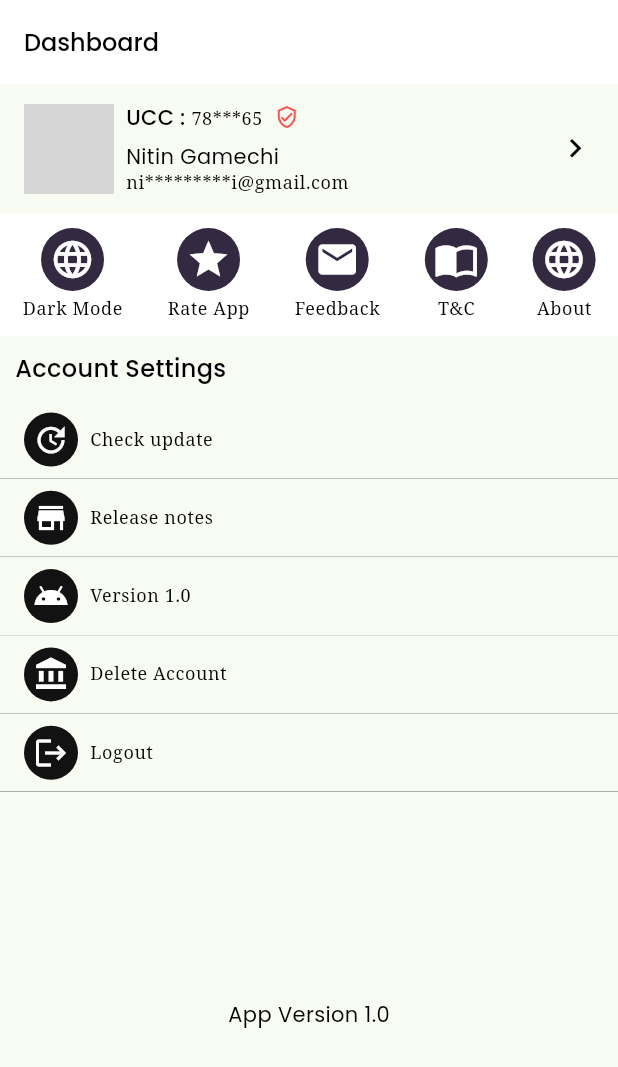
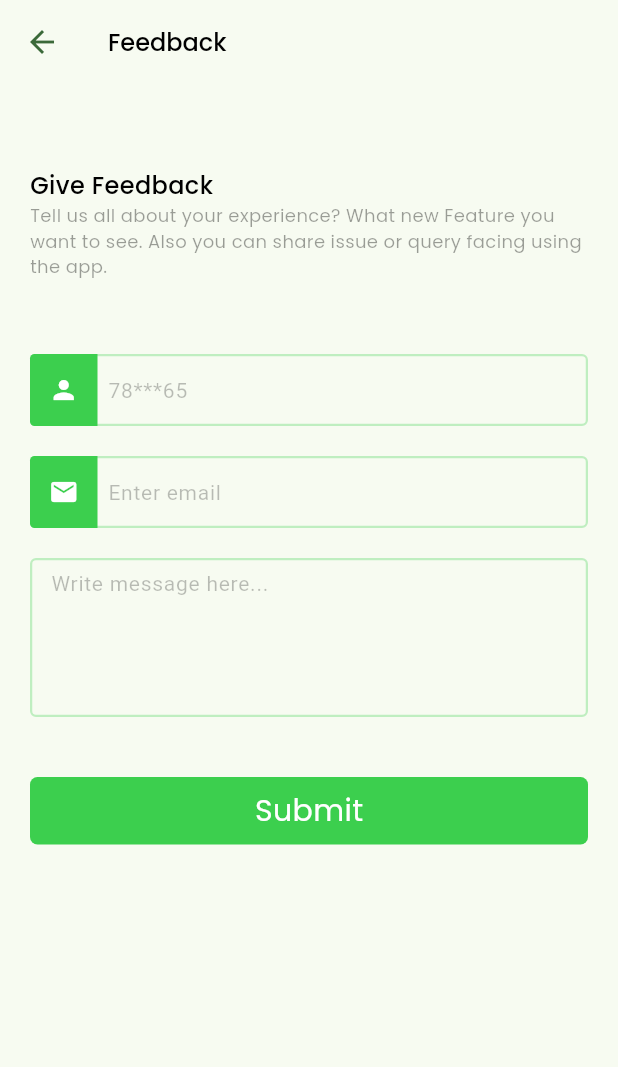
Before and after one commit to GamechiNitin/SimpleBank, a Flutter app: the DashboardScreen screen opened directly, after a tap on "Feedback", on a phone screen of 412 x 824 dp. Shown: the top 1067 px of the screen. Run offline on Flutter 3.47's test engine with Material 2 defaults, Android fonts, the phone set to English and light mode, and no system bars; our stand-ins replace fl_chart, flutter_bloc, google_fonts, shared_preferences; accounts and stored records are empty; network calls fail; grey boxes are pictures that could not be loaded.

Commit message:
Feedback Screen UI

```diff
--- a/lib/utils/colors.dart
+++ b/lib/utils/colors.dart
@@ -11,7 +11,7 @@ const Color kWhiteColor = Colors.white;
 Color kLightWhiteColor = Colors.white.withOpacity(0.5);
 const Color kBlackColor = Colors.black;
 
-const Color kHintColor = Colors.black38;
+Color kHintColor = Colors.black26;
 
 const Color kErrorColor = Colors.redAccent;
 const Color kBlueAccentColor = Colors.blueAccent;
--- a/lib/utils/theme.dart
+++ b/lib/utils/theme.dart
@@ -63,7 +63,7 @@ class AppTheme {
           ColorScheme.fromSeed(seedColor: kPrimaryColor).background,
     ),
 
-    inputDecorationTheme: const InputDecorationTheme(
+    inputDecorationTheme: InputDecorationTheme(
       hintStyle: TextStyle(
         fontSize: 14,
         color: kHintColor,
@@ -132,10 +132,10 @@ class AppTheme {
         letterSpacing: 0.2,
       ),
     ),
-    inputDecorationTheme: const InputDecorationTheme(
+    inputDecorationTheme: InputDecorationTheme(
       hintStyle: TextStyle(
         fontSize: 12,
-        color: Colors.white38,
+        color: kHintColor,
       ),
     ),
 
--- a/lib/view/screen/authentication/login_screen.dart
+++ b/lib/view/screen/authentication/login_screen.dart
@@ -135,6 +135,7 @@ class _LogInScreenState extends State<LogInScreen> {
                 ),
                 const SizedBox(height: 20),
                 TextFormWidget(
+                  maxLines: 1,
                   controller: passwordController,
                   focusNode: passwordFn,
                   label: 'Enter Password : 83r5^_58',
--- a/lib/view/screen/bnb/dashboard_screen.dart
+++ b/lib/view/screen/bnb/dashboard_screen.dart
@@ -1,4 +1,5 @@
 import 'package:simple_bank/utils/import.dart';
+import 'package:simple_bank/view/screen/more/feedback_screen.dart';
 
 class DashboardScreen extends StatefulWidget {
   const DashboardScreen({super.key});
@@ -118,7 +119,13 @@ class _DashboardScreenState extends State<DashboardScreen> {
                 QuickIconWidget(
                   text: "Feedback",
                   icon: Icons.email,
-                  onTap: () {},
+                  onTap: () {
+                    Navigator.of(context).push(
+                      MaterialPageRoute(
+                        builder: (context) => const FeedbackScreen(),
+                      ),
+                    );
+                  },
                 ),
                 QuickIconWidget(
                   text: "T&C",
--- /dev/null
+++ b/lib/view/screen/more/feedback_screen.dart
@@ -0,0 +1,172 @@
+import 'dart:developer';
+
+import 'package:simple_bank/utils/assets.dart';
+import 'package:simple_bank/utils/import.dart';
+import 'package:simple_bank/view/screen/authentication/signup_screen.dart';
+import 'package:simple_bank/view/screen/bnb/home.dart';
+import 'package:simple_bank/view/widget/button_widget.dart';
+import 'package:simple_bank/view/widget/textfield_widget.dart';
+
+class FeedbackScreen extends StatefulWidget {
+  const FeedbackScreen({super.key});
+
+  @override
+  State<FeedbackScreen> createState() => _FeedbackScreenState();
+}
+
+class _FeedbackScreenState extends State<FeedbackScreen> {
+  TextEditingController emailController = TextEditingController();
+
+  TextEditingController userIdController = TextEditingController();
+  TextEditingController passwordController = TextEditingController();
+  FocusNode userIdFn = FocusNode();
+  FocusNode passwordFn = FocusNode();
+  FocusNode emailFn = FocusNode();
+
+  final _formKey = GlobalKey<FormState>();
+
+  bool isLoading = false;
+  bool obscureText = true;
+
+  _changeLoading(bool loading) {
+    isLoading = loading;
+    _notify();
+  }
+
+  _notify() {
+    if (mounted) setState(() {});
+  }
+
+  @override
+  void dispose() {
+    passwordFn.unfocus();
+    userIdController.clear();
+    passwordController.clear();
+    userIdFn.unfocus();
+    super.dispose();
+  }
+
+  void gotoHomeScreen() {
+    Navigator.pushAndRemoveUntil(
+      context,
+      MaterialPageRoute(
+        builder: (context) => const Home(),
+      ),
+      (route) => false,
+    );
+  }
+
+  void gotoSignUpPage() {
+    Navigator.pushAndRemoveUntil(
+      context,
+      MaterialPageRoute(
+        builder: (context) => const SignUpPage(),
+      ),
+      (route) => false,
+    );
+  }
+
+  @override
+  Widget build(BuildContext context) {
+    return Scaffold(
+      appBar: AppBar(
+        backgroundColor: Theme.of(context).colorScheme.background,
+        elevation: 0,
+        // centerTitle: true,
+        // title: const DMWidget(textAlign: TextAlign.center),
+
+        title: const Text("Feedback"),
+      ),
+      body: ListView(
+        padding:
+            const EdgeInsets.only(top: kToolbarHeight, left: 20, right: 20),
+        children: [
+          Text(
+            "Give Feedback",
+            style: Theme.of(context).appBarTheme.titleTextStyle,
+          ),
+          Text(
+            'Tell us all about your experience? What new Feature you want to see. Also you can share issue or query facing using the app.',
+            style: Theme.of(context).textTheme.bodyMedium?.copyWith(
+                  fontSize: 12,
+                  color: Theme.of(context).disabledColor,
+                ),
+          ),
+          const SizedBox(
+            height: 50,
+          ),
+          Form(
+            key: _formKey,
+            child: Column(
+              children: [
+                TextFormWidget(
+                  controller: userIdController,
+                  focusNode: userIdFn,
+                  label: '78***65',
+                  prefixIcon: Icons.person,
+                  validator: (val) {
+                    log(val.toString());
+                    if (val == null || val == '') {
+                      return 'Enter the UCC Id';
+                    }
+                    return null;
+                  },
+                  onChanged: (val) {},
+                ),
+                const SizedBox(height: 20),
+                TextFormWidget(
+                  controller: emailController,
+                  focusNode: emailFn,
+                  label: 'Enter email ',
+                  prefixIcon: Icons.email,
+                  onChanged: (val) {
+                    log(val);
+                    _notify();
+                  },
+                  validator: (val) {
+                    log(val.toString());
+                    if (val == null || val == '') {
+                      return 'Enter the email';
+                    } else if (!val.contains('@')) {
+                      return 'Enter valid the email';
+                    }
+                    return null;
+                  },
+                ),
+                const SizedBox(height: 20),
+                TextFormWidget(
+                  contentPadding:
+                      const EdgeInsets.only(left: 10, right: 20, top: 10),
+                  minLines: 4,
+                  maxLines: 5,
+                  controller: userIdController,
+                  focusNode: userIdFn,
+                  label: 'Write message here...',
+                  // prefixIcon: Icons.feedback,
+                  validator: (val) {
+                    log(val.toString());
+                    if (val == null || val == '') {
+                      return 'Enter the UCC Id';
+                    }
+                    return null;
+                  },
+                  onChanged: (val) {},
+                ),
+                const SizedBox(height: 20),
+                ButtonWidget(
+                  text: 'Submit',
+                  onTap: () {
+                    if (_formKey.currentState != null &&
+                        _formKey.currentState!.validate()) {
+                      // loginApiCall();
+                    }
+                  },
+                ),
+              ],
+            ),
+          )
+        ],
+      ),
+    );
+  }
+}
--- a/lib/view/widget/textfield_widget.dart
+++ b/lib/view/widget/textfield_widget.dart
@@ -14,6 +14,9 @@ class TextFormWidget extends StatelessWidget {
     this.validator,
     this.obscureText,
     this.onSuffixIxonTap,
+    this.contentPadding,
+    this.minLines,
+    this.maxLines,
   });
   final TextEditingController controller;
   final FocusNode focusNode;
@@ -25,10 +28,15 @@ class TextFormWidget extends StatelessWidget {
   final String? Function(String?)? validator;
   final bool? obscureText;
   final VoidCallback? onSuffixIxonTap;
+  final int? minLines;
+  final int? maxLines;
+  final EdgeInsetsGeometry? contentPadding;
 
   @override
   Widget build(BuildContext context) {
     return TextFormField(
+      minLines: minLines,
+      maxLines: maxLines,
       controller: controller,
       focusNode: focusNode,
       onChanged: onChanged,
@@ -68,7 +76,7 @@ class TextFormWidget extends StatelessWidget {
                   ),
                 ),
               ),
-        contentPadding: EdgeInsets.zero,
+        contentPadding: contentPadding ?? EdgeInsets.zero,
         border: CustomDecoration.kInputBorder,
         enabledBorder: CustomDecoration.kInputBorder,
         focusedBorder: CustomDecoration.kInputBorder,
```
